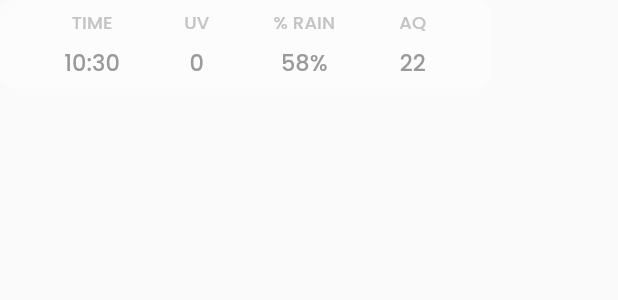
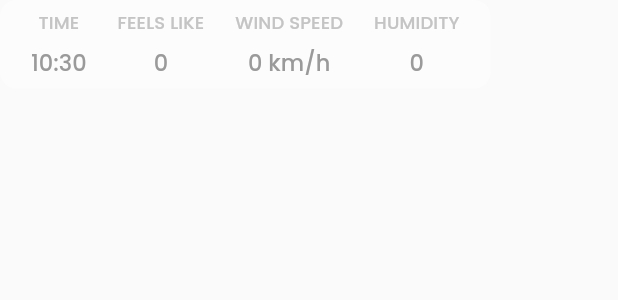
Before and after one commit to theivmatic/weather_api, a Flutter app: the OtherDataWidget widget shown alone on an empty page, opened directly with empty values, on a phone screen of 412 x 824 dp. Shown: the top 300 px of the screen. Run offline on Flutter 3.47's test engine with Material 2 defaults, Android fonts, the phone set to English and light mode, and no system bars; our stand-ins replace flutter_bloc; network calls fail.

Commit message:
made wind speed, humidity and feels like in interface

```diff
--- a/lib/src/feature/presentation/pages/home_page.dart
+++ b/lib/src/feature/presentation/pages/home_page.dart
@@ -46,22 +46,28 @@ class _HomePageState extends State<HomePage> {
                   WeatherPictureWidget(
                     imageUrl: state.currentLoaded.current?.condition?.icon,
                   ),
-                  LocationNameWidget(
-                      city: state.currentLoaded.location?.name),
+                  LocationNameWidget(city: state.currentLoaded.location?.name),
                   const SizedBox(height: 16),
                   DegreeWidget(
-                    degree: state.currentLoaded.current?.tempC
-                        ?.round()
-                        .toString(),
+                    degree:
+                        state.currentLoaded.current?.tempC?.round().toString(),
                   ),
                   const SizedBox(height: 35),
-                  OtherDataWidget(localTime: state.currentLoaded.location?.localtime, uv: state.currentLoaded.current?.uv,),
+                  OtherDataWidget(
+                    localTime: state.currentLoaded.location?.localtime,
+                    feelsLike: state.currentLoaded.current?.feelslikeC,
+                    windSpeed: state.currentLoaded.current?.windKph,
+                    humidity: state.currentLoaded.current?.humidity,
+                  ),
                   const SizedBox(height: 26),
                   const SunriseAndSunsetWidget(),
                 ],
               ),
-            CurrentErrorState() =>
-              ErrorBodyWidget(errorTitle: state.errorMessage, refresh: () => currentBloc.add(FetchCurrentEvent(location: 'Tyumen')),),
+            CurrentErrorState() => ErrorBodyWidget(
+                errorTitle: state.errorMessage,
+                refresh: () =>
+                    currentBloc.add(FetchCurrentEvent(location: 'Tyumen')),
+              ),
             CurrentLoadingState() => const SizedBox(),
             _ => const SizedBox(),
           },
--- a/lib/src/feature/presentation/widgets/other_data.dart
+++ b/lib/src/feature/presentation/widgets/other_data.dart
@@ -3,10 +3,16 @@ import 'package:weather_api/src/core/utils/date_format.dart';
 
 class OtherDataWidget extends StatelessWidget {
   final DateTime? localTime;
-  final double? uv;
+  final double? feelsLike;
+  final double? windSpeed;
+  final int? humidity;
 
   const OtherDataWidget({
-    super.key, required this.localTime, required this.uv,
+    super.key,
+    required this.localTime,
+    required this.feelsLike,
+    required this.windSpeed,
+    required this.humidity,
   });
 
   @override
@@ -32,18 +38,17 @@ class OtherDataWidget extends StatelessWidget {
                 localTime.toHour,
                 style: Theme.of(context).textTheme.bodySmall,
               ),
-
             ],
           ),
           Column(
             mainAxisAlignment: MainAxisAlignment.spaceEvenly,
             children: [
               Text(
-                'UV',
+                'FEELS LIKE',
                 style: Theme.of(context).textTheme.titleSmall,
               ),
               Text(
-                '${uv?.round()}',
+                '${feelsLike?.round()}',
                 style: Theme.of(context).textTheme.bodySmall,
               ),
             ],
@@ -52,11 +57,11 @@ class OtherDataWidget extends StatelessWidget {
             mainAxisAlignment: MainAxisAlignment.spaceEvenly,
             children: [
               Text(
-                '% RAIN',
+                'WIND SPEED',
                 style: Theme.of(context).textTheme.titleSmall,
               ),
               Text(
-                '58%',
+                '${windSpeed?.round()} km/h',
                 style: Theme.of(context).textTheme.bodySmall,
               ),
             ],
@@ -65,11 +70,11 @@ class OtherDataWidget extends StatelessWidget {
             mainAxisAlignment: MainAxisAlignment.spaceEvenly,
             children: [
               Text(
-                'AQ',
+                'HUMIDITY',
                 style: Theme.of(context).textTheme.titleSmall,
               ),
               Text(
-                '22',
+                '$humidity',
                 style: Theme.of(context).textTheme.bodySmall,
               ),
             ],
```
